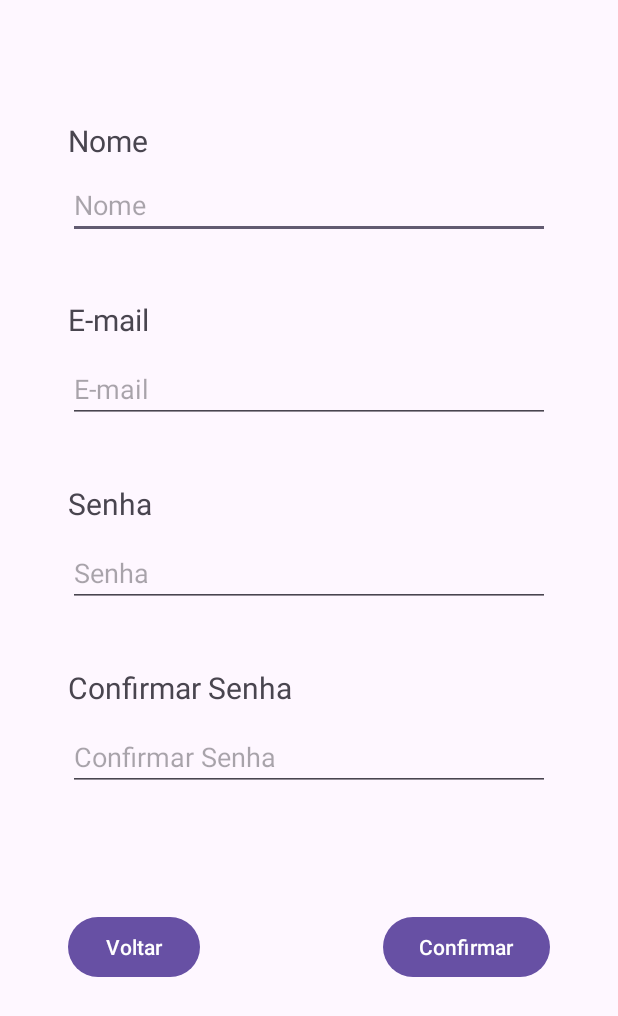
After one commit to edgarrosis/TrabalhoFinal-ProgMovel, an Android app: the Cadastro screen opened directly, with no data from a screen before it, on a phone screen of 412 x 824 dp. The commit adds this screen. Shown: the top 1016 px of the screen. Run offline under Robolectric (Android 15) with nearby library versions, the phone set to English and light mode, and no system bars.

Commit message:
Feat: implementado style para tela cadastro e adicionado dependencias firebase

```diff
--- a/app/build.gradle.kts
+++ b/app/build.gradle.kts
@@ -1,5 +1,6 @@
 plugins {
     alias(libs.plugins.android.application)
+    id ("com.google.gms.google-services")
 }
 
 android {
@@ -11,7 +12,7 @@ android {
         minSdk = 24
         targetSdk = 34
         versionCode = 1
-        versionName = "1.0"
+        versionName = "1"
 
         testInstrumentationRunner = "androidx.test.runner.AndroidJUnitRunner"
     }
@@ -32,7 +33,6 @@ android {
 }
 
 dependencies {
-
     implementation(libs.appcompat)
     implementation(libs.material)
     implementation(libs.activity)
@@ -40,4 +40,8 @@ dependencies {
     testImplementation(libs.junit)
     androidTestImplementation(libs.ext.junit)
     androidTestImplementation(libs.espresso.core)
+
+    implementation("com.google.firebase:firebase-auth:23.0.0")
+    implementation(platform("com.google.firebase:firebase-bom:32.7.4"))
+    implementation ("com.google.firebase:firebase-core:21.0.0")
 }
--- a/app/src/main/AndroidManifest.xml
+++ b/app/src/main/AndroidManifest.xml
@@ -13,6 +13,9 @@
         android:theme="@style/Theme.TrabalhoFinalProgMovel"
         tools:targetApi="31">
         <activity
+            android:name=".Cadastro"
+            android:exported="false" />
+        <activity
             android:name=".TelaJogo"
             android:exported="false" />
         <activity
--- /dev/null
+++ b/app/src/main/java/com/example/trabalhofinal_progmovel/Cadastro.java
@@ -0,0 +1,24 @@
+package com.example.trabalhofinal_progmovel;
+
+import android.os.Bundle;
+
+import androidx.activity.EdgeToEdge;
+import androidx.appcompat.app.AppCompatActivity;
+import androidx.core.graphics.Insets;
+import androidx.core.view.ViewCompat;
+import androidx.core.view.WindowInsetsCompat;
+
+public class Cadastro extends AppCompatActivity {
+
+    @Override
+    protected void onCreate(Bundle savedInstanceState) {
+        super.onCreate(savedInstanceState);
+        EdgeToEdge.enable(this);
+        setContentView(R.layout.activity_cadastro);
+        ViewCompat.setOnApplyWindowInsetsListener(findViewById(R.id.main), (v, insets) -> {
+            Insets systemBars = insets.getInsets(WindowInsetsCompat.Type.systemBars());
+            v.setPadding(systemBars.left, systemBars.top, systemBars.right, systemBars.bottom);
+            return insets;
+        });
+    }
+}
--- a/app/src/main/java/com/example/trabalhofinal_progmovel/MainActivity.java
+++ b/app/src/main/java/com/example/trabalhofinal_progmovel/MainActivity.java
@@ -25,5 +25,13 @@ public class MainActivity extends AppCompatActivity {
                 startActivity(intent);
             }
         });
+
+        binding.btnCadastro.setOnClickListener(new View.OnClickListener() {
+            @Override
+            public void onClick(View v) {
+                Intent intent = new Intent(MainActivity.this, Cadastro.class);
+                startActivity(intent);
+            }
+        });
     }
 }
--- /dev/null
+++ b/app/src/main/res/layout/activity_cadastro.xml
@@ -0,0 +1,129 @@
+<?xml version="1.0" encoding="utf-8"?>
+<androidx.constraintlayout.widget.ConstraintLayout xmlns:android="http://schemas.android.com/apk/res/android"
+    xmlns:app="http://schemas.android.com/apk/res-auto"
+    xmlns:tools="http://schemas.android.com/tools"
+    android:id="@+id/main"
+    android:layout_width="match_parent"
+    android:layout_height="match_parent"
+    tools:context=".Cadastro">
+
+    <EditText
+        android:id="@+id/editTextText"
+        android:layout_width="match_parent"
+        android:layout_height="wrap_content"
+        android:layout_marginStart="45dp"
+        android:layout_marginTop="10dp"
+        android:layout_marginEnd="45dp"
+        android:ems="10"
+        android:hint="Nome"
+        android:inputType="text"
+        app:layout_constraintEnd_toEndOf="parent"
+        app:layout_constraintStart_toStartOf="parent"
+        app:layout_constraintTop_toBottomOf="@+id/textView" />
+
+    <TextView
+        android:id="@+id/textView"
+        android:layout_width="62dp"
+        android:layout_height="24dp"
+        android:layout_marginStart="45dp"
+        android:layout_marginTop="80dp"
+        android:text="Nome"
+        android:textSize="20sp"
+        app:layout_constraintStart_toStartOf="parent"
+        app:layout_constraintTop_toTopOf="parent" />
+
+    <TextView
+        android:id="@+id/textView2"
+        android:layout_width="wrap_content"
+        android:layout_height="wrap_content"
+        android:layout_marginStart="45dp"
+        android:layout_marginTop="40dp"
+        android:text="E-mail"
+        android:textSize="20sp"
+        app:layout_constraintStart_toStartOf="parent"
+        app:layout_constraintTop_toBottomOf="@+id/editTextText" />
+
+    <EditText
+        android:id="@+id/editTextTextEmailAddress"
+        android:layout_width="match_parent"
+        android:layout_height="wrap_content"
+        android:layout_marginStart="45dp"
+        android:layout_marginTop="10dp"
+        android:layout_marginEnd="45dp"
+        android:ems="10"
+        android:hint="E-mail"
+        android:inputType="textEmailAddress"
+        app:layout_constraintEnd_toEndOf="parent"
+        app:layout_constraintStart_toStartOf="parent"
+        app:layout_constraintTop_toBottomOf="@+id/textView2" />
+
+    <TextView
+        android:id="@+id/textView3"
+        android:layout_width="wrap_content"
+        android:layout_height="wrap_content"
+        android:layout_marginStart="45dp"
+        android:layout_marginTop="40dp"
+        android:text="Senha"
+        android:textSize="20sp"
+        app:layout_constraintStart_toStartOf="parent"
+        app:layout_constraintTop_toBottomOf="@+id/editTextTextEmailAddress" />
+
+    <EditText
+        android:id="@+id/editTextTextPassword"
+        android:layout_width="match_parent"
+        android:layout_height="wrap_content"
+        android:layout_marginStart="45dp"
+        android:layout_marginTop="10dp"
+        android:layout_marginEnd="45dp"
+        android:ems="10"
+        android:hint="Senha"
+        android:inputType="textPassword"
+        app:layout_constraintEnd_toEndOf="parent"
+        app:layout_constraintStart_toStartOf="parent"
+        app:layout_constraintTop_toBottomOf="@+id/textView3" />
+
+    <Button
+        android:id="@+id/btnVoltar"
+        android:layout_width="wrap_content"
+        android:layout_height="wrap_content"
+        android:layout_marginStart="45dp"
+        android:layout_marginTop="80dp"
+        android:text="Voltar"
+        app:layout_constraintStart_toStartOf="parent"
+        app:layout_constraintTop_toBottomOf="@+id/editTextTextPassword2" />
+
+    <Button
+        android:id="@+id/btnConfCadastro"
+        android:layout_width="wrap_content"
+        android:layout_height="wrap_content"
+        android:layout_marginTop="80dp"
+        android:layout_marginEnd="45dp"
+        android:text="Confirmar"
+        app:layout_constraintEnd_toEndOf="parent"
+        app:layout_constraintTop_toBottomOf="@+id/editTextTextPassword2" />
+
+    <TextView
+        android:id="@+id/textView4"
+        android:layout_width="wrap_content"
+        android:layout_height="wrap_content"
+        android:layout_marginStart="45dp"
+        android:layout_marginTop="40dp"
+        android:text="Confirmar Senha"
+        android:textSize="20sp"
+        app:layout_constraintStart_toStartOf="parent"
+        app:layout_constraintTop_toBottomOf="@+id/editTextTextPassword" />
+
+    <EditText
+        android:id="@+id/editTextTextPassword2"
+        android:layout_width="match_parent"
+        android:layout_height="wrap_content"
+        android:layout_marginStart="45dp"
+        android:layout_marginTop="10dp"
+        android:layout_marginEnd="45dp"
+        android:ems="10"
+        android:hint="Confirmar Senha"
+        android:inputType="textPassword"
+        app:layout_constraintEnd_toEndOf="parent"
+        app:layout_constraintStart_toStartOf="parent"
+        app:layout_constraintTop_toBottomOf="@+id/textView4" />
+</androidx.constraintlayout.widget.ConstraintLayout>
--- a/app/src/main/res/layout/activity_main.xml
+++ b/app/src/main/res/layout/activity_main.xml
@@ -25,12 +25,23 @@
         android:id="@+id/btnJogar"
         android:layout_width="wrap_content"
         android:layout_height="wrap_content"
-        android:layout_marginStart="161dp"
-        android:layout_marginEnd="159dp"
-        android:layout_marginBottom="217dp"
+        android:layout_marginStart="104dp"
+        android:layout_marginBottom="208dp"
         android:text="Logar"
         app:layout_constraintBottom_toBottomOf="parent"
-        app:layout_constraintEnd_toEndOf="parent"
         app:layout_constraintStart_toStartOf="parent" />
 
+    <Button
+        android:id="@+id/btnCadastro"
+        android:layout_width="wrap_content"
+        android:layout_height="wrap_content"
+        android:layout_marginStart="36dp"
+        android:layout_marginEnd="92dp"
+        android:layout_marginBottom="208dp"
+        android:text="Cadastro"
+        app:layout_constraintBottom_toBottomOf="parent"
+        app:layout_constraintEnd_toEndOf="parent"
+        app:layout_constraintHorizontal_bias="0.133"
+        app:layout_constraintStart_toEndOf="@+id/btnJogar" />
+
 </androidx.constraintlayout.widget.ConstraintLayout>
--- a/build.gradle.kts
+++ b/build.gradle.kts
@@ -1,4 +1,5 @@
 // Top-level build file where you can add configuration options common to all sub-projects/modules.
 plugins {
     alias(libs.plugins.android.application) apply false
+    id ("com.google.gms.google-services") version "4.4.2" apply false
 }
```
Also changed, not shown: 1 other file.
